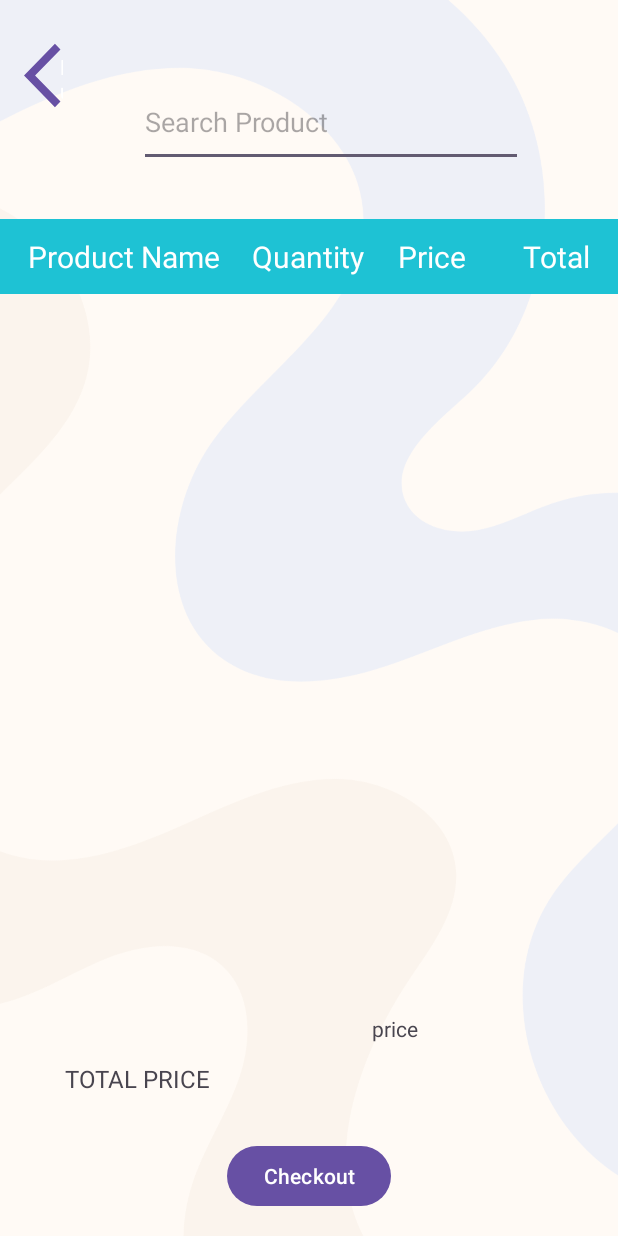
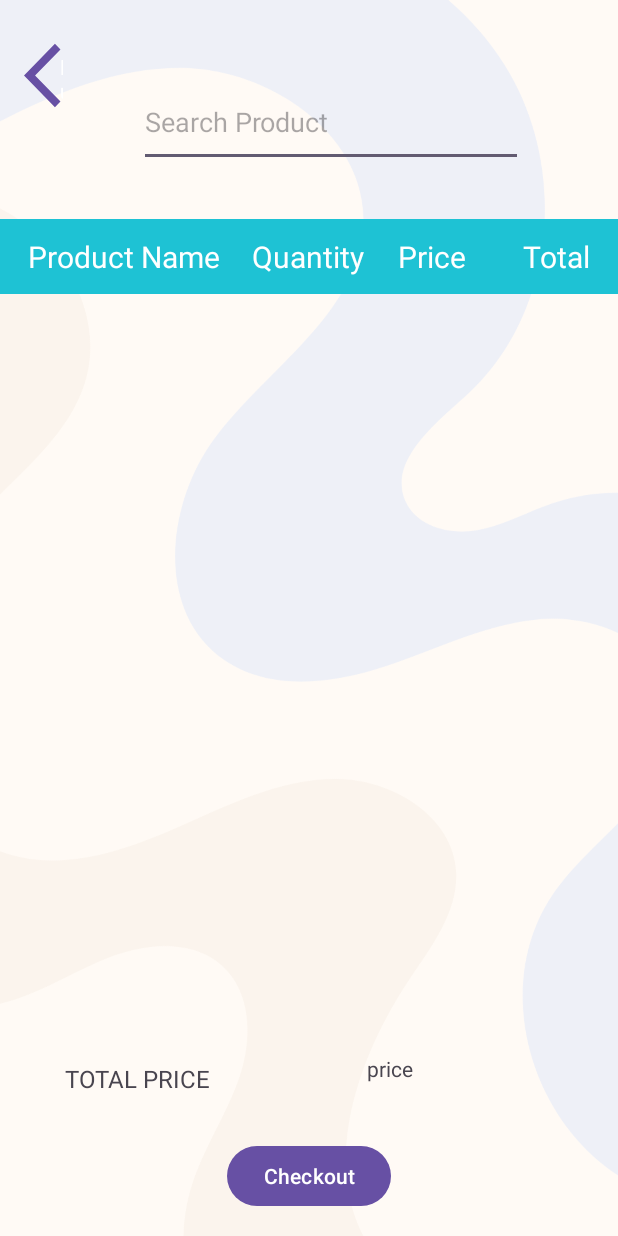
Before and after one commit to JDG07/InventorEase, an Android app: the SalesEntry screen opened directly, with no data from a screen before it, on a phone screen of 412 x 824 dp. Run offline under Robolectric (Android 15) with nearby library versions, the phone set to English and light mode, and no system bars.

Commit message:
Sales entry working total

```diff
--- a/app/src/main/res/layout/activity_sales_entry.xml
+++ b/app/src/main/res/layout/activity_sales_entry.xml
@@ -109,9 +109,10 @@
         android:text="price"
         app:layout_constraintBottom_toBottomOf="parent"
         app:layout_constraintEnd_toEndOf="parent"
-        app:layout_constraintHorizontal_bias="0.558"
+        app:layout_constraintHorizontal_bias="0.513"
         app:layout_constraintStart_toEndOf="@+id/CurrencyP"
-        app:layout_constraintTop_toBottomOf="@+id/SalesLV" />
+        app:layout_constraintTop_toBottomOf="@+id/SalesLV"
+        app:layout_constraintVertical_bias="1.0" />
 
     <Button
         android:id="@+id/checkoutbtn"
```
Also changed, not shown: app/src/main/java/com/example/inventorease_project/SalesEntry.java (+16 -2 lines).
